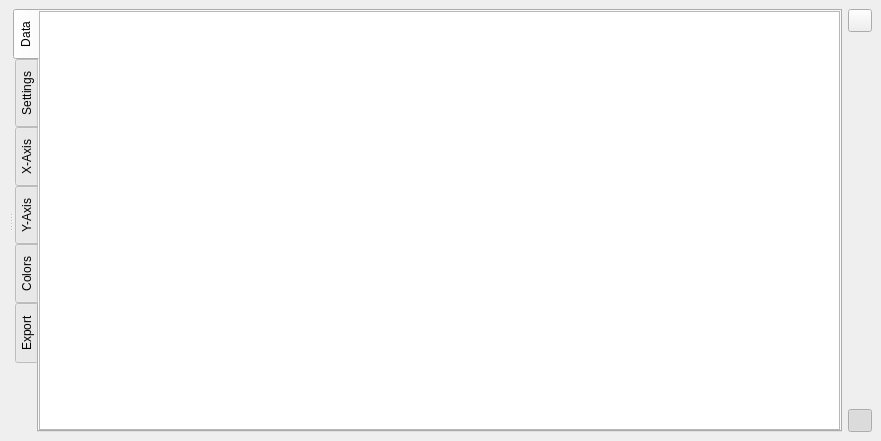
Rob0xFF/PhyxCalc, file plotwindow.ui: the form before one commit.
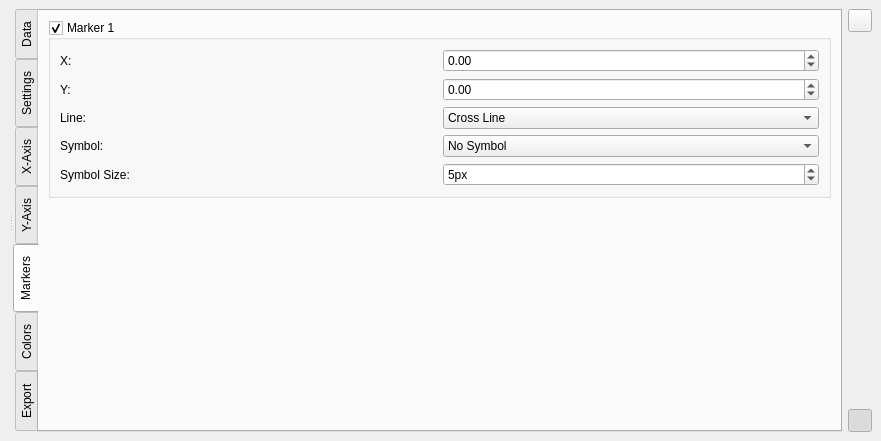
The form after the commit. The open tabs and pages were chosen to show the change. Custom widgets are drawn as their Qt base class.

```diff
--- a/plotwindow.ui
+++ b/plotwindow.ui
@@ -950,6 +950,217 @@
          </item>
         </layout>
        </widget>
+       <widget class="QWidget" name="tab_3">
+        <attribute name="title">
+         <string>Markers</string>
+        </attribute>
+        <layout class="QVBoxLayout" name="verticalLayout_25">
+         <item>
+          <widget class="QGroupBox" name="marker1Group">
+           <property name="title">
+            <string>Marker 1</string>
+           </property>
+           <property name="checkable">
+            <bool>true</bool>
+           </property>
+           <layout class="QGridLayout" name="gridLayout">
+            <item row="2" column="0">
+             <widget class="QLabel" name="label_9">
+              <property name="text">
+               <string>Line:</string>
+              </property>
+             </widget>
+            </item>
+            <item row="1" column="0">
+             <widget class="QLabel" name="label_8">
+              <property name="text">
+               <string>Y:</string>
+              </property>
+             </widget>
+            </item>
+            <item row="0" column="0">
+             <widget class="QLabel" name="label_5">
+              <property name="text">
+               <string>X:</string>
+              </property>
+             </widget>
+            </item>
+            <item row="2" column="1">
+             <widget class="QComboBox" name="marker1LineCombo">
+              <property name="currentIndex">
+               <number>3</number>
+              </property>
+              <item>
+               <property name="text">
+                <string>No Line</string>
+               </property>
+              </item>
+              <item>
+               <property name="text">
+                <string>Horizontal Line</string>
+               </property>
+              </item>
+              <item>
+               <property name="text">
+                <string>Vertical Line</string>
+               </property>
+              </item>
+              <item>
+               <property name="text">
+                <string>Cross Line</string>
+               </property>
+              </item>
+             </widget>
+            </item>
+            <item row="1" column="1">
+             <widget class="QDoubleSpinBox" name="marker1YSpin">
+              <property name="minimum">
+               <double>-999999999.000000000000000</double>
+              </property>
+              <property name="maximum">
+               <double>999999999.000000000000000</double>
+              </property>
+             </widget>
+            </item>
+            <item row="3" column="0">
+             <widget class="QLabel" name="label_10">
+              <property name="text">
+               <string>Symbol:</string>
+              </property>
+             </widget>
+            </item>
+            <item row="0" column="1">
+             <widget class="QDoubleSpinBox" name="marker1XSpin">
+              <property name="minimum">
+               <double>-999999999.000000000000000</double>
+              </property>
+              <property name="maximum">
+               <double>999999999.000000000000000</double>
+              </property>
+             </widget>
+            </item>
+            <item row="3" column="1">
+             <widget class="QComboBox" name="marker1SymbolCombo">
+              <item>
+               <property name="text">
+                <string>No Symbol</string>
+               </property>
+              </item>
+              <item>
+               <property name="text">
+                <string>Ellipse</string>
+               </property>
+              </item>
+              <item>
+               <property name="text">
+                <string>Rect</string>
+               </property>
+              </item>
+              <item>
+               <property name="text">
+                <string>Diamond</string>
+               </property>
+              </item>
+              <item>
+               <property name="text">
+                <string>Triangle</string>
+               </property>
+              </item>
+              <item>
+               <property name="text">
+                <string>DTriangle</string>
+               </property>
+              </item>
+              <item>
+               <property name="text">
+                <string>UTriangle</string>
+               </property>
+              </item>
+              <item>
+               <property name="text">
+                <string>LTriangle</string>
+               </property>
+              </item>
+              <item>
+               <property name="text">
+                <string>RTriangle</string>
+               </property>
+              </item>
+              <item>
+               <property name="text">
+                <string>Cross</string>
+               </property>
+              </item>
+              <item>
+               <property name="text">
+                <string>X Cross</string>
+               </property>
+              </item>
+              <item>
+               <property name="text">
+                <string>HLine</string>
+               </property>
+              </item>
+              <item>
+               <property name="text">
+                <string>VLine</string>
+               </property>
+              </item>
+              <item>
+               <property name="text">
+                <string>Star 1</string>
+               </property>
+              </item>
+              <item>
+               <property name="text">
+                <string>Star 2</string>
+               </property>
+              </item>
+              <item>
+               <property name="text">
+                <string>Hexagon</string>
+               </property>
+              </item>
+             </widget>
+            </item>
+            <item row="4" column="0">
+             <widget class="QLabel" name="label_11">
+              <property name="text">
+               <string>Symbol Size:</string>
+              </property>
+             </widget>
+            </item>
+            <item row="4" column="1">
+             <widget class="QSpinBox" name="marker1SymbolSizeSpin">
+              <property name="suffix">
+               <string>px</string>
+              </property>
+              <property name="minimum">
+               <number>1</number>
+              </property>
+              <property name="value">
+               <number>5</number>
+              </property>
+             </widget>
+            </item>
+           </layout>
+          </widget>
+         </item>
+         <item>
+          <spacer name="verticalSpacer_9">
+           <property name="orientation">
+            <enum>Qt::Vertical</enum>
+           </property>
+           <property name="sizeHint" stdset="0">
+            <size>
+             <width>20</width>
+             <height>246</height>
+            </size>
+           </property>
+          </spacer>
+         </item>
+        </layout>
+       </widget>
        <widget class="QWidget" name="tabWidgetPage5">
         <attribute name="title">
          <string>Colors</string>
```
Left out of the diff: 105 changed lines with no effect on the pictures.
